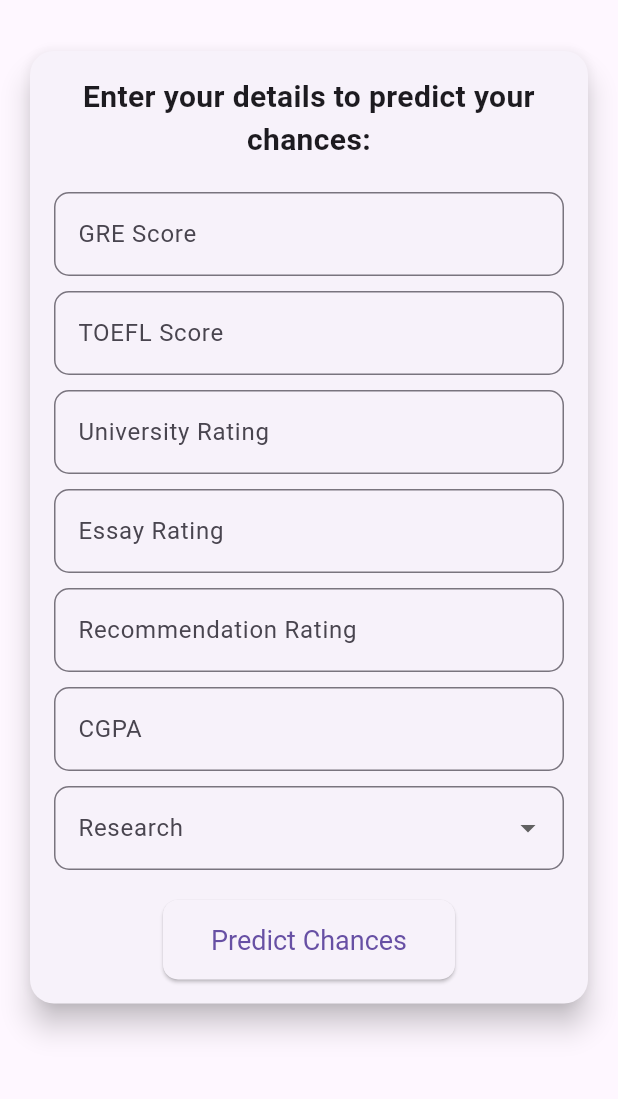
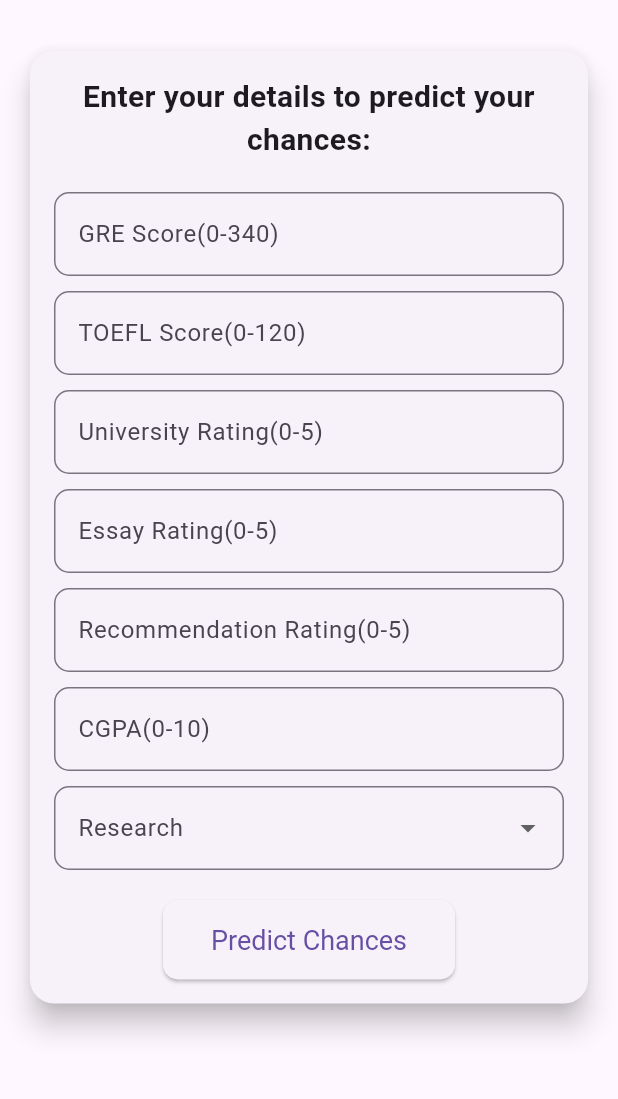
Before and after one commit to kennyg37/linear_regression_model, a Flutter app: the screen it shows after launch, on a phone screen of 412 x 824 dp, the part 63-1162 px from its top. Run offline on Flutter 3.47's test engine with Material 3 defaults, Android fonts, the phone set to English and light mode, and no system bars.

Commit message:
adding some indicators to the flutter app

```diff
--- a/college_flutter/lib/main.dart
+++ b/college_flutter/lib/main.dart
@@ -98,17 +98,17 @@ class _CollegePredictorFormState extends State<CollegePredictorForm> {
                             textAlign: TextAlign.center,
                           ),
                           SizedBox(height: 20),
-                          _buildTextFormField(_greScoreController, 'GRE Score'),
+                          _buildTextFormField(_greScoreController, 'GRE Score(0-340)'),
                           SizedBox(height: 10),
-                          _buildTextFormField(_toeflScoreController, 'TOEFL Score'),
+                          _buildTextFormField(_toeflScoreController, 'TOEFL Score(0-120)'),
                           SizedBox(height: 10),
-                          _buildTextFormField(_universityRatingController, 'University Rating'),
+                          _buildTextFormField(_universityRatingController, 'University Rating(0-5)'),
                           SizedBox(height: 10),
-                          _buildTextFormField(_essayRatingController, 'Essay Rating'),
+                          _buildTextFormField(_essayRatingController, 'Essay Rating(0-5)'),
                           SizedBox(height: 10),
-                          _buildTextFormField(_recommendationRatingController, 'Recommendation Rating'),
+                          _buildTextFormField(_recommendationRatingController, 'Recommendation Rating(0-5)'),
                           SizedBox(height: 10),
-                          _buildTextFormField(_cgpaController, 'CGPA'),
+                          _buildTextFormField(_cgpaController, 'CGPA(0-10)'),
                           SizedBox(height: 10),
                           _buildDropdownField('Research', ['Yes', 'No']),
                           SizedBox(height: 20),
```
